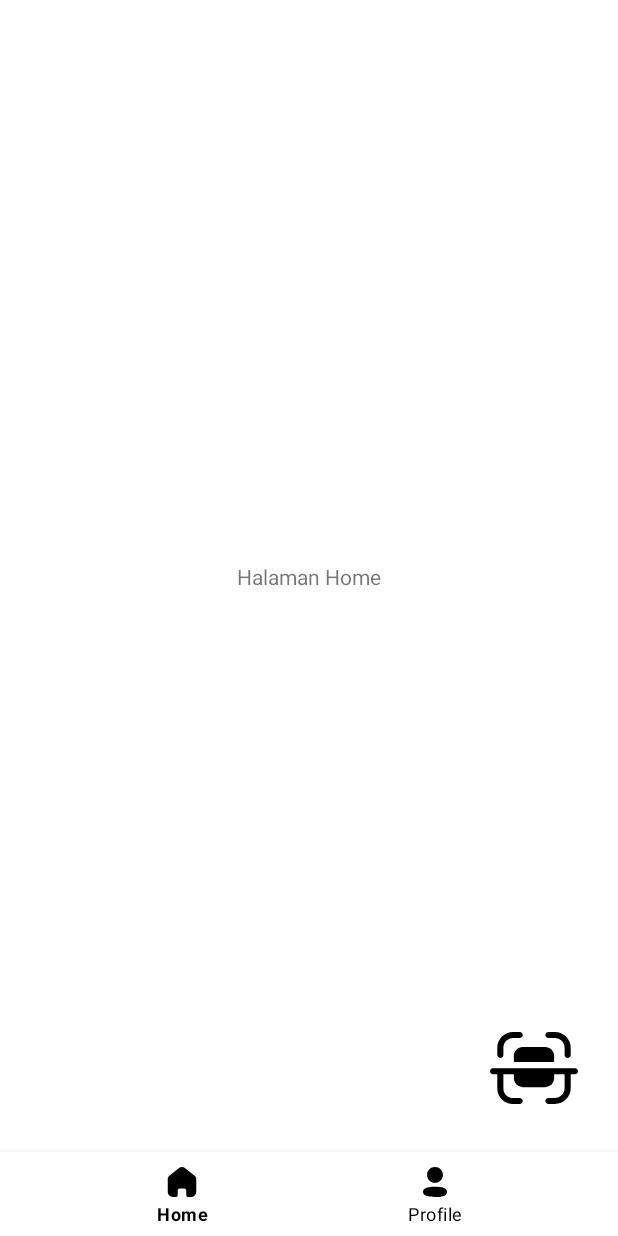
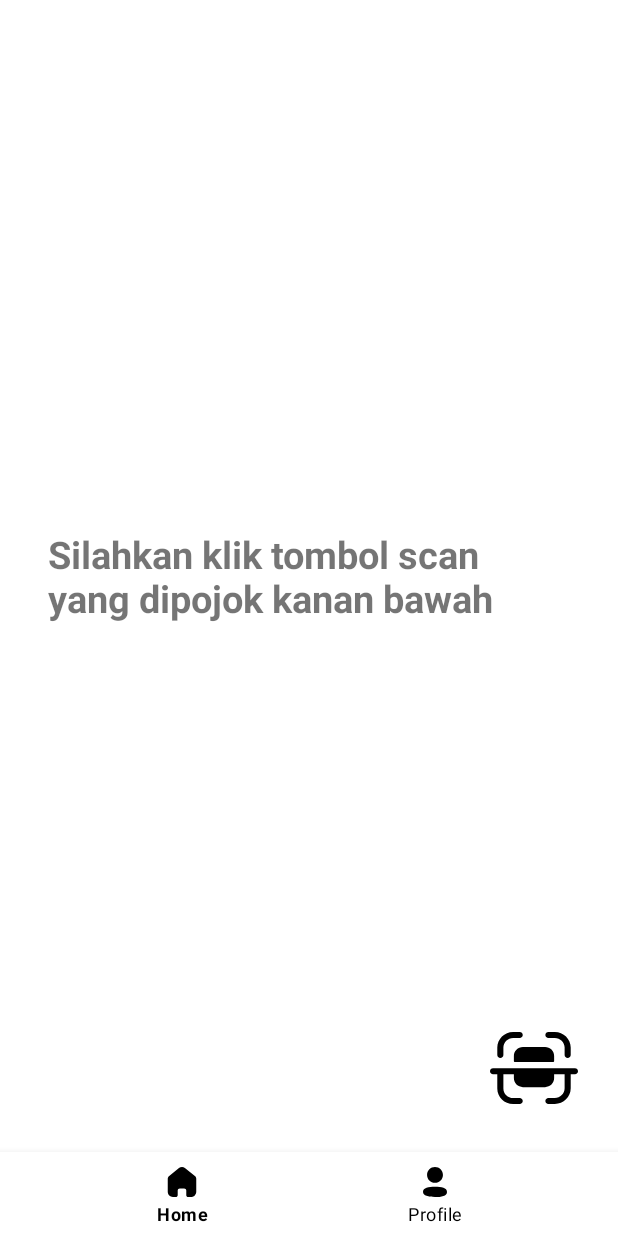
Before and after one commit to gananta65/C22-PS237-Capstone-Project, an Android app: the HomeFragment screen opened directly, with no data from a screen before it, on a phone screen of 412 x 824 dp. Run offline under Robolectric (Android 15) with nearby library versions, the phone set to English and light mode, and no system bars.

Commit message:
fix update home

```diff
--- a/Capstone-md/app/src/main/res/layout/fragment_home.xml
+++ b/Capstone-md/app/src/main/res/layout/fragment_home.xml
@@ -9,9 +9,13 @@
     <!-- TODO: Update blank fragment layout -->
     <TextView
         android:id="@+id/home"
-        android:layout_width="wrap_content"
+        android:layout_width="0dp"
         android:layout_height="wrap_content"
-        android:text="Halaman Home"
+        android:layout_marginStart="32dp"
+        android:layout_marginEnd="32dp"
+        android:text="Silahkan klik tombol scan yang dipojok kanan bawah"
+        android:textSize="25sp"
+        android:textStyle="bold"
         app:layout_constraintBottom_toBottomOf="parent"
         app:layout_constraintEnd_toEndOf="parent"
         app:layout_constraintStart_toStartOf="parent"
```
